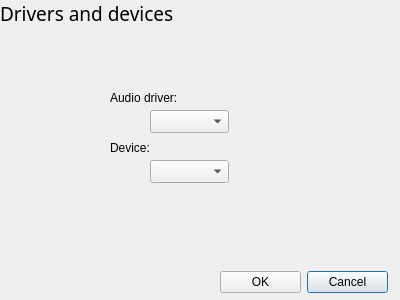
First picture: the form in gui/settings.ui, repository andrewreeman/Simple-soundfile-player, before the edit.
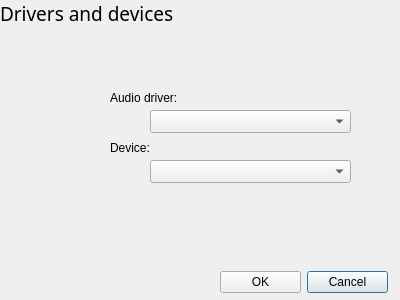
Second picture: the form after the edit.

Commit message: With gui selection of api and device. Filtered to ommit when zero devices.

The edit to the form file:
```diff
--- a/gui/settings.ui
+++ b/gui/settings.ui
@@ -36,7 +36,7 @@
     <rect>
      <x>150</x>
      <y>110</y>
-     <width>79</width>
+     <width>201</width>
      <height>23</height>
     </rect>
    </property>
@@ -46,7 +46,7 @@
     <rect>
      <x>150</x>
      <y>160</y>
-     <width>79</width>
+     <width>201</width>
      <height>23</height>
     </rect>
    </property>
```
The commit also changes 3 other files.
